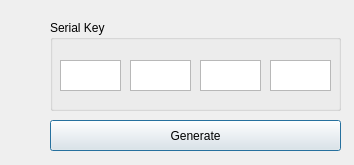
Before: the Qt Designer form randomkey.ui in pacopedraza/QTLogin, drawn with Qt 5.
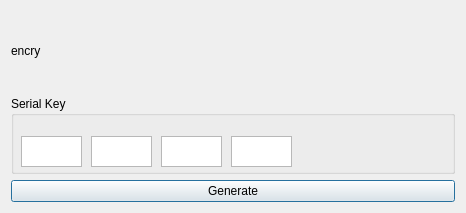
After: the same form once the commit is applied.

```diff
--- a/randomkey.ui
+++ b/randomkey.ui
@@ -6,35 +6,23 @@
    <rect>
     <x>0</x>
     <y>0</y>
-    <width>354</width>
-    <height>165</height>
+    <width>466</width>
+    <height>213</height>
    </rect>
   </property>
   <property name="windowTitle">
    <string>License Generator</string>
   </property>
-  <widget class="QPushButton" name="btn_generatekeys">
-   <property name="geometry">
-    <rect>
-     <x>50</x>
-     <y>120</y>
-     <width>291</width>
-     <height>31</height>
-    </rect>
-   </property>
+  <layout class="QVBoxLayout" name="verticalLayout">
+   <item>
+    <widget class="QLabel" name="lblKey">
    <property name="text">
-    <string>Generate</string>
-   </property>
-  </widget>
+      <string>encry</string>
+     </property>
+    </widget>
+   </item>
+   <item>
   <widget class="QGroupBox" name="gpbx_key">
-   <property name="geometry">
-    <rect>
-     <x>50</x>
-     <y>20</y>
-     <width>291</width>
-     <height>91</height>
-    </rect>
-   </property>
    <property name="title">
     <string>Serial Key</string>
    </property>
@@ -79,6 +67,15 @@
     </property>
    </widget>
   </widget>
+   </item>
+   <item>
+    <widget class="QPushButton" name="btn_generatekeys">
+     <property name="text">
+      <string>Generate</string>
+     </property>
+    </widget>
+   </item>
+  </layout>
  </widget>
  <resources/>
  <connections/>
```
Lines whose indentation alone changed are shown as unchanged.
